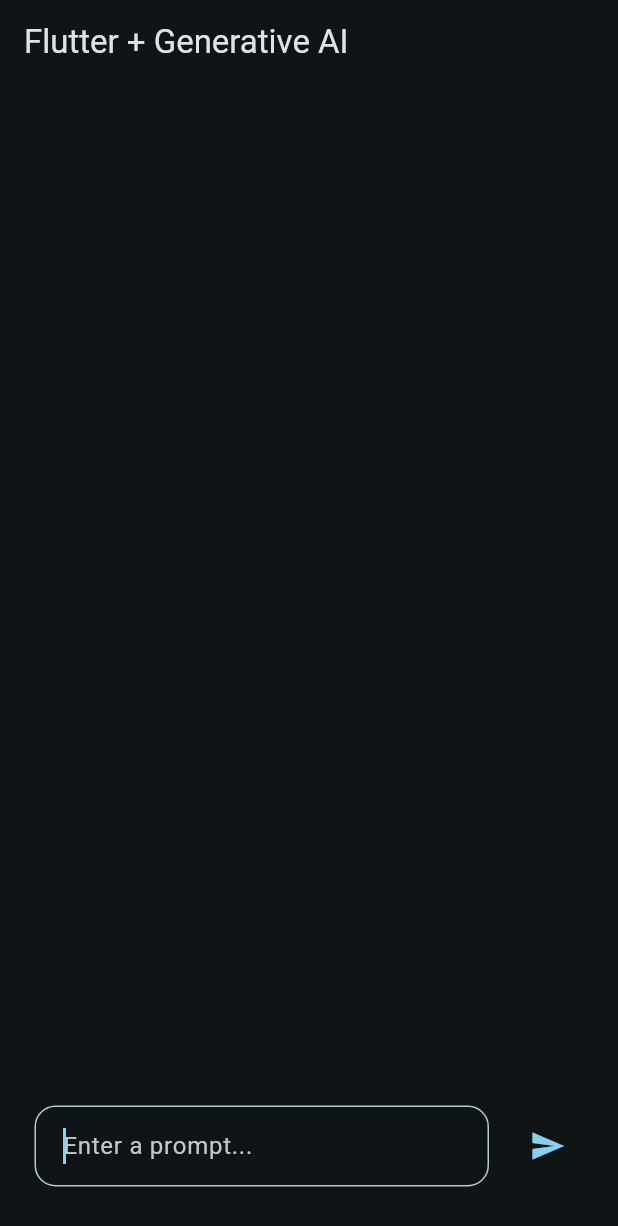
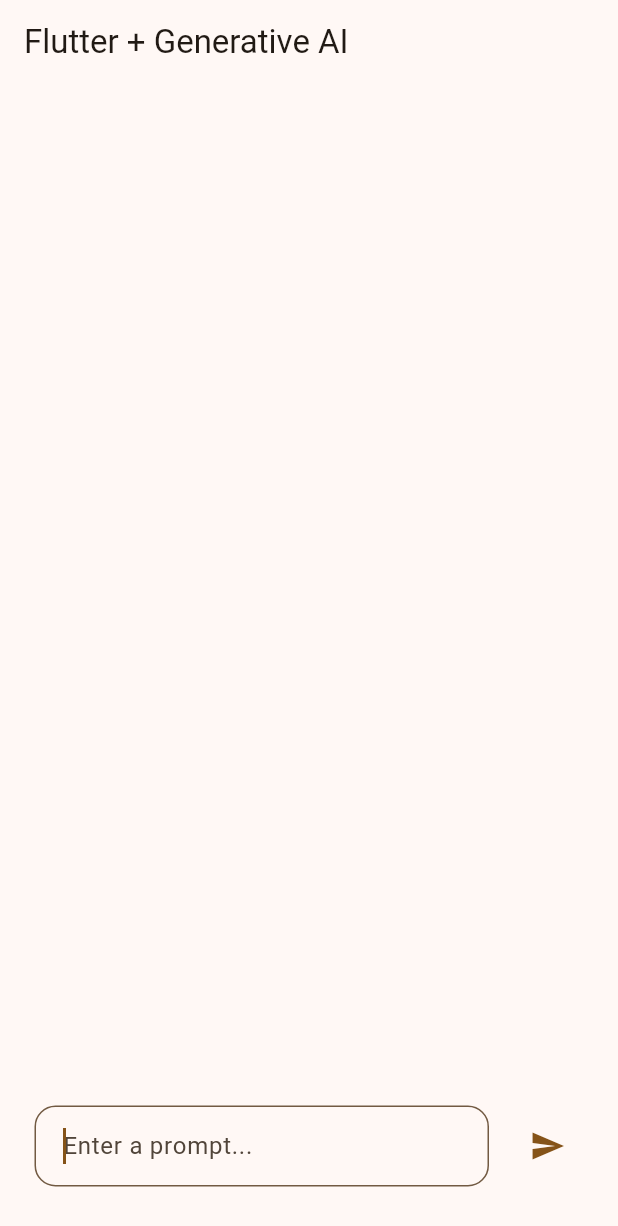
Before and after one commit to NKotani/gdsc2024_team1, a Flutter app: the screen it shows after launch, on a phone screen of 412 x 824 dp. Shown: the top 1226 px of the screen. Run offline on Flutter 3.47's test engine with Material 3 defaults, Android fonts, the phone set to English and light mode, and no system bars; our stand-ins replace flutter_markdown, google_generative_ai.

Commit message:
style: Change the theme color to orange

```diff
--- a/lib/main.dart
+++ b/lib/main.dart
@@ -15,8 +15,8 @@ class MyApp extends StatelessWidget {
       title: 'Flutter + Generative AI',
       theme: ThemeData(
         colorScheme: ColorScheme.fromSeed(
-          brightness: Brightness.dark,
-          seedColor: const Color.fromARGB(255, 171, 222, 244),
+          brightness: Brightness.light,
+          seedColor: Colors.orange,
         ),
         useMaterial3: true,
       ),
```
